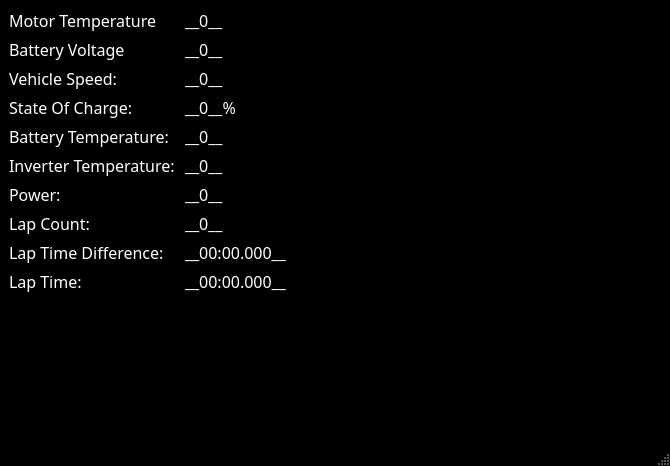
The window that src/mainwindow.ui (FSLART/volante_alpha_qt) describes before a commit, drawn with Qt 5.
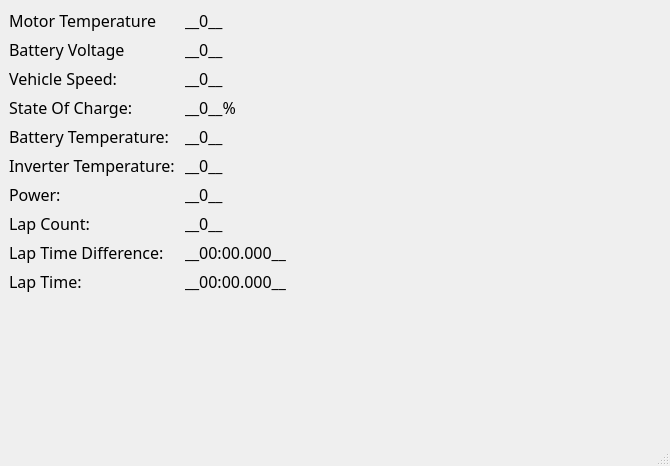
The same window after the commit. Custom widgets are drawn as their Qt base class.

Commit message: White Mode

```diff
--- a/src/mainwindow.ui
+++ b/src/mainwindow.ui
@@ -16,448 +16,6 @@
     <verstretch>1</verstretch>
    </sizepolicy>
   </property>
-  <property name="palette">
-   <palette>
-    <active>
-     <colorrole role="WindowText">
-      <brush brushstyle="SolidPattern">
-       <color alpha="255">
-        <red>255</red>
-        <green>255</green>
-        <blue>255</blue>
-       </color>
-      </brush>
-     </colorrole>
-     <colorrole role="Button">
-      <brush brushstyle="SolidPattern">
-       <color alpha="255">
-        <red>0</red>
-        <green>0</green>
-        <blue>0</blue>
-       </color>
-      </brush>
-     </colorrole>
-     <colorrole role="Light">
-      <brush brushstyle="SolidPattern">
-       <color alpha="255">
-        <red>0</red>
-        <green>0</green>
-        <blue>0</blue>
-       </color>
-      </brush>
-     </colorrole>
-     <colorrole role="Midlight">
-      <brush brushstyle="SolidPattern">
-       <color alpha="255">
-        <red>0</red>
-        <green>0</green>
-        <blue>0</blue>
-       </color>
-      </brush>
-     </colorrole>
-     <colorrole role="Dark">
-      <brush brushstyle="SolidPattern">
-       <color alpha="255">
-        <red>0</red>
-        <green>0</green>
-        <blue>0</blue>
-       </color>
-      </brush>
-     </colorrole>
-     <colorrole role="Mid">
-      <brush brushstyle="SolidPattern">
-       <color alpha="255">
-        <red>0</red>
-        <green>0</green>
-        <blue>0</blue>
-       </color>
-      </brush>
-     </colorrole>
-     <colorrole role="Text">
-      <brush brushstyle="SolidPattern">
-       <color alpha="255">
-        <red>255</red>
-        <green>255</green>
-        <blue>255</blue>
-       </color>
-      </brush>
-     </colorrole>
-     <colorrole role="BrightText">
-      <brush brushstyle="SolidPattern">
-       <color alpha="255">
-        <red>255</red>
-        <green>255</green>
-        <blue>255</blue>
-       </color>
-      </brush>
-     </colorrole>
-     <colorrole role="ButtonText">
-      <brush brushstyle="SolidPattern">
-       <color alpha="255">
-        <red>255</red>
-        <green>255</green>
-        <blue>255</blue>
-       </color>
-      </brush>
-     </colorrole>
-     <colorrole role="Base">
-      <brush brushstyle="SolidPattern">
-       <color alpha="255">
-        <red>0</red>
-        <green>0</green>
-        <blue>0</blue>
-       </color>
-      </brush>
-     </colorrole>
-     <colorrole role="Window">
-      <brush brushstyle="SolidPattern">
-       <color alpha="255">
-        <red>0</red>
-        <green>0</green>
-        <blue>0</blue>
-       </color>
-      </brush>
-     </colorrole>
-     <colorrole role="Shadow">
-      <brush brushstyle="SolidPattern">
-       <color alpha="255">
-        <red>0</red>
-        <green>0</green>
-        <blue>0</blue>
-       </color>
-      </brush>
-     </colorrole>
-     <colorrole role="AlternateBase">
-      <brush brushstyle="SolidPattern">
-       <color alpha="255">
-        <red>0</red>
-        <green>0</green>
-        <blue>0</blue>
-       </color>
-      </brush>
-     </colorrole>
-     <colorrole role="ToolTipBase">
-      <brush brushstyle="SolidPattern">
-       <color alpha="255">
-        <red>255</red>
-        <green>255</green>
-        <blue>220</blue>
-       </color>
-      </brush>
-     </colorrole>
-     <colorrole role="ToolTipText">
-      <brush brushstyle="SolidPattern">
-       <color alpha="255">
-        <red>0</red>
-        <green>0</green>
-        <blue>0</blue>
-       </color>
-      </brush>
-     </colorrole>
-     <colorrole role="PlaceholderText">
-      <brush brushstyle="SolidPattern">
-       <color alpha="127">
-        <red>255</red>
-        <green>255</green>
-        <blue>255</blue>
-       </color>
-      </brush>
-     </colorrole>
-    </active>
-    <inactive>
-     <colorrole role="WindowText">
-      <brush brushstyle="SolidPattern">
-       <color alpha="255">
-        <red>255</red>
-        <green>255</green>
-        <blue>255</blue>
-       </color>
-      </brush>
-     </colorrole>
-     <colorrole role="Button">
-      <brush brushstyle="SolidPattern">
-       <color alpha="255">
-        <red>0</red>
-        <green>0</green>
-        <blue>0</blue>
-       </color>
-      </brush>
-     </colorrole>
-     <colorrole role="Light">
-      <brush brushstyle="SolidPattern">
-       <color alpha="255">
-        <red>0</red>
-        <green>0</green>
-        <blue>0</blue>
-       </color>
-      </brush>
-     </colorrole>
-     <colorrole role="Midlight">
-      <brush brushstyle="SolidPattern">
-       <color alpha="255">
-        <red>0</red>
-        <green>0</green>
-        <blue>0</blue>
-       </color>
-      </brush>
-     </colorrole>
-     <colorrole role="Dark">
-      <brush brushstyle="SolidPattern">
-       <color alpha="255">
-        <red>0</red>
-        <green>0</green>
-        <blue>0</blue>
-       </color>
-      </brush>
-     </colorrole>
-     <colorrole role="Mid">
-      <brush brushstyle="SolidPattern">
-       <color alpha="255">
-        <red>0</red>
-        <green>0</green>
-        <blue>0</blue>
-       </color>
-      </brush>
-     </colorrole>
-     <colorrole role="Text">
-      <brush brushstyle="SolidPattern">
-       <color alpha="255">
-        <red>255</red>
-        <green>255</green>
-        <blue>255</blue>
-       </color>
-      </brush>
-     </colorrole>
-     <colorrole role="BrightText">
-      <brush brushstyle="SolidPattern">
-       <color alpha="255">
-        <red>255</red>
-        <green>255</green>
-        <blue>255</blue>
-       </color>
-      </brush>
-     </colorrole>
-     <colorrole role="ButtonText">
-      <brush brushstyle="SolidPattern">
-       <color alpha="255">
-        <red>255</red>
-        <green>255</green>
-        <blue>255</blue>
-       </color>
-      </brush>
-     </colorrole>
-     <colorrole role="Base">
-      <brush brushstyle="SolidPattern">
-       <color alpha="255">
-        <red>0</red>
-        <green>0</green>
-        <blue>0</blue>
-       </color>
-      </brush>
-     </colorrole>
-     <colorrole role="Window">
-      <brush brushstyle="SolidPattern">
-       <color alpha="255">
-        <red>0</red>
-        <green>0</green>
-        <blue>0</blue>
-       </color>
-      </brush>
-     </colorrole>
-     <colorrole role="Shadow">
-      <brush brushstyle="SolidPattern">
-       <color alpha="255">
-        <red>0</red>
-        <green>0</green>
-        <blue>0</blue>
-       </color>
-      </brush>
-     </colorrole>
-     <colorrole role="AlternateBase">
-      <brush brushstyle="SolidPattern">
-       <color alpha="255">
-        <red>0</red>
-        <green>0</green>
-        <blue>0</blue>
-       </color>
-      </brush>
-     </colorrole>
-     <colorrole role="ToolTipBase">
-      <brush brushstyle="SolidPattern">
-       <color alpha="255">
-        <red>255</red>
-        <green>255</green>
-        <blue>220</blue>
-       </color>
-      </brush>
-     </colorrole>
-     <colorrole role="ToolTipText">
-      <brush brushstyle="SolidPattern">
-       <color alpha="255">
-        <red>0</red>
-        <green>0</green>
-        <blue>0</blue>
-       </color>
-      </brush>
-     </colorrole>
-     <colorrole role="PlaceholderText">
-      <brush brushstyle="SolidPattern">
-       <color alpha="127">
-        <red>255</red>
-        <green>255</green>
-        <blue>255</blue>
-       </color>
-      </brush>
-     </colorrole>
-    </inactive>
-    <disabled>
-     <colorrole role="WindowText">
-      <brush brushstyle="SolidPattern">
-       <color alpha="255">
-        <red>0</red>
-        <green>0</green>
-        <blue>0</blue>
-       </color>
-      </brush>
-     </colorrole>
-     <colorrole role="Button">
-      <brush brushstyle="SolidPattern">
-       <color alpha="255">
-        <red>0</red>
-        <green>0</green>
-        <blue>0</blue>
-       </color>
-      </brush>
-     </colorrole>
-     <colorrole role="Light">
-      <brush brushstyle="SolidPattern">
-       <color alpha="255">
-        <red>0</red>
-        <green>0</green>
-        <blue>0</blue>
-       </color>
-      </brush>
-     </colorrole>
-     <colorrole role="Midlight">
-      <brush brushstyle="SolidPattern">
-       <color alpha="255">
-        <red>0</red>
-        <green>0</green>
-        <blue>0</blue>
-       </color>
-      </brush>
-     </colorrole>
-     <colorrole role="Dark">
-      <brush brushstyle="SolidPattern">
-       <color alpha="255">
-        <red>0</red>
-        <green>0</green>
-        <blue>0</blue>
-       </color>
-      </brush>
-     </colorrole>
-     <colorrole role="Mid">
-      <brush brushstyle="SolidPattern">
-       <color alpha="255">
-        <red>0</red>
-        <green>0</green>
-        <blue>0</blue>
-       </color>
-      </brush>
-     </colorrole>
-     <colorrole role="Text">
-      <brush brushstyle="SolidPattern">
-       <color alpha="255">
-        <red>0</red>
-        <green>0</green>
-        <blue>0</blue>
-       </color>
-      </brush>
-     </colorrole>
-     <colorrole role="BrightText">
-      <brush brushstyle="SolidPattern">
-       <color alpha="255">
-        <red>255</red>
-        <green>255</green>
-        <blue>255</blue>
-       </color>
-      </brush>
-     </colorrole>
-     <colorrole role="ButtonText">
-      <brush brushstyle="SolidPattern">
-       <color alpha="255">
-        <red>0</red>
-        <green>0</green>
-        <blue>0</blue>
-       </color>
-      </brush>
-     </colorrole>
-     <colorrole role="Base">
-      <brush brushstyle="SolidPattern">
-       <color alpha="255">
-        <red>0</red>
-        <green>0</green>
-        <blue>0</blue>
-       </color>
-      </brush>
-     </colorrole>
-     <colorrole role="Window">
-      <brush brushstyle="SolidPattern">
-       <color alpha="255">
-        <red>0</red>
-        <green>0</green>
-        <blue>0</blue>
-       </color>
-      </brush>
-     </colorrole>
-     <colorrole role="Shadow">
-      <brush brushstyle="SolidPattern">
-       <color alpha="255">
-        <red>0</red>
-        <green>0</green>
-        <blue>0</blue>
-       </color>
-      </brush>
-     </colorrole>
-     <colorrole role="AlternateBase">
-      <brush brushstyle="SolidPattern">
-       <color alpha="255">
-        <red>0</red>
-        <green>0</green>
-        <blue>0</blue>
-       </color>
-      </brush>
-     </colorrole>
-     <colorrole role="ToolTipBase">
-      <brush brushstyle="SolidPattern">
-       <color alpha="255">
-        <red>255</red>
-        <green>255</green>
-        <blue>220</blue>
-       </color>
-      </brush>
-     </colorrole>
-     <colorrole role="ToolTipText">
-      <brush brushstyle="SolidPattern">
-       <color alpha="255">
-        <red>0</red>
-        <green>0</green>
-        <blue>0</blue>
-       </color>
-      </brush>
-     </colorrole>
-     <colorrole role="PlaceholderText">
-      <brush brushstyle="SolidPattern">
-       <color alpha="127">
-        <red>0</red>
-        <green>0</green>
-        <blue>0</blue>
-       </color>
-      </brush>
-     </colorrole>
-    </disabled>
-   </palette>
-  </property>
   <property name="font">
    <font>
     <family>Source Code Pro</family>
```
Left out of the diff: 3 changed lines with no effect on the pictures. Lines whose indentation alone changed are shown as unchanged.
